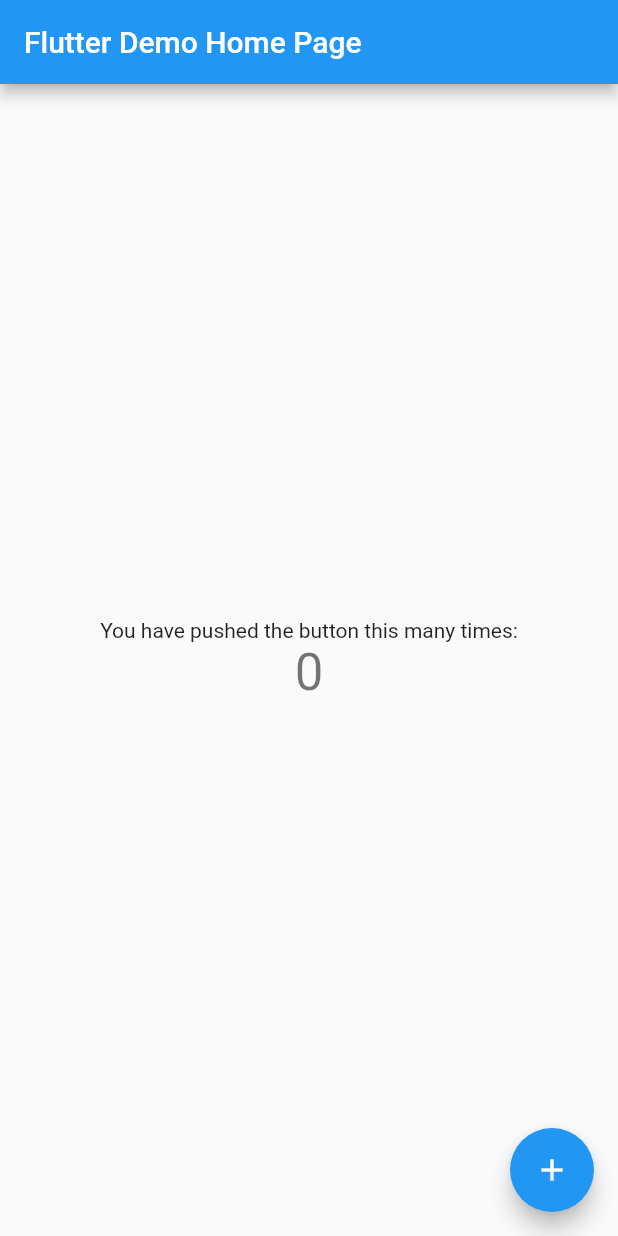
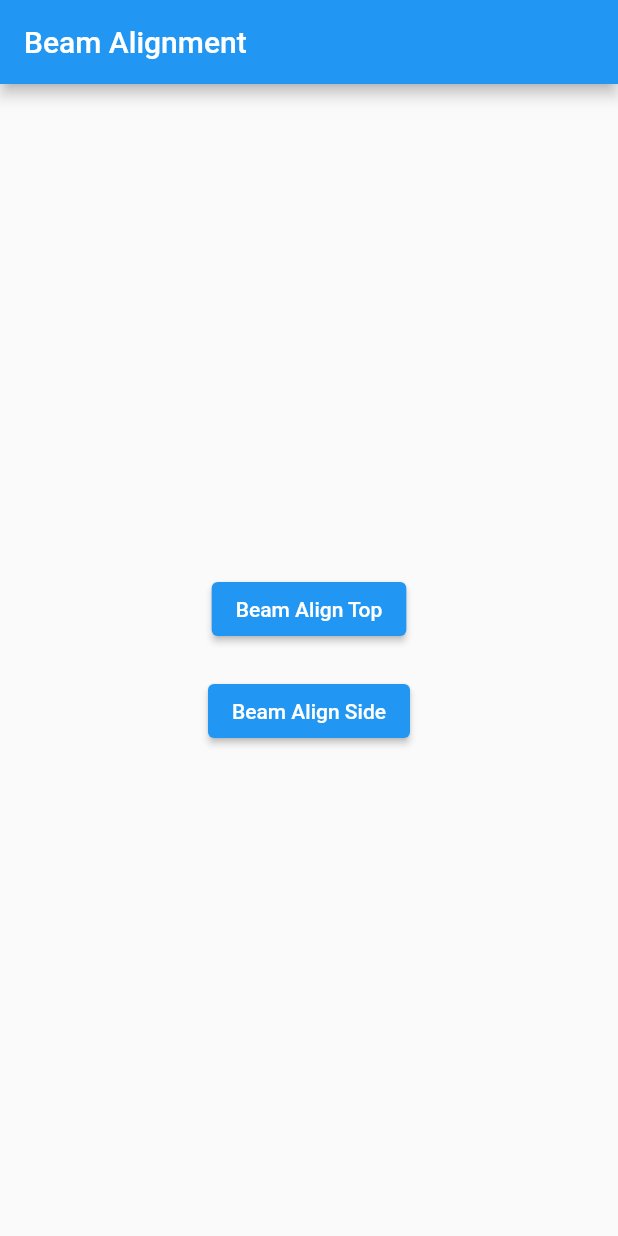
Before and after one commit to JosephLattisaw/beam_alignment, a Flutter app: the screen it shows after launch, on a phone screen of 412 x 824 dp. Run offline on Flutter 3.47's test engine with Material 2 defaults, Android fonts, the phone set to English and light mode, and no system bars; our stand-ins replace flutter_hooks.

Commit message:
created default beam alignment page

```diff
--- a/lib/main.dart
+++ b/lib/main.dart
@@ -13,7 +13,7 @@ class MyApp extends StatelessWidget {
       theme: ThemeData(
         primarySwatch: Colors.blue,
       ),
-      home: MyHomePage(title: 'Flutter Demo Home Page'),
+      home: MyHomePage(title: 'Beam Alignment'),
     );
   }
 }
@@ -34,22 +34,21 @@ class MyHomePage extends HookWidget {
       body: Center(
         child: Column(
           mainAxisAlignment: MainAxisAlignment.center,
-          children: <Widget>[
-            Text(
-              'You have pushed the button this many times:',
+          children: [
+            ElevatedButton(
+              onPressed: () {},
+              child: Text("Beam Align Top"),
             ),
-            Text(
-              '${counter.value}',
-              style: Theme.of(context).textTheme.headline4,
+            SizedBox(
+              height: 20.0,
+            ),
+            ElevatedButton(
+              onPressed: () {},
+              child: Text("Beam Align Side"),
             ),
           ],
         ),
       ),
-      floatingActionButton: FloatingActionButton(
-        onPressed: () => counter.value++,
-        tooltip: 'Increment',
-        child: Icon(Icons.add),
-      ),
     );
   }
 }
```
